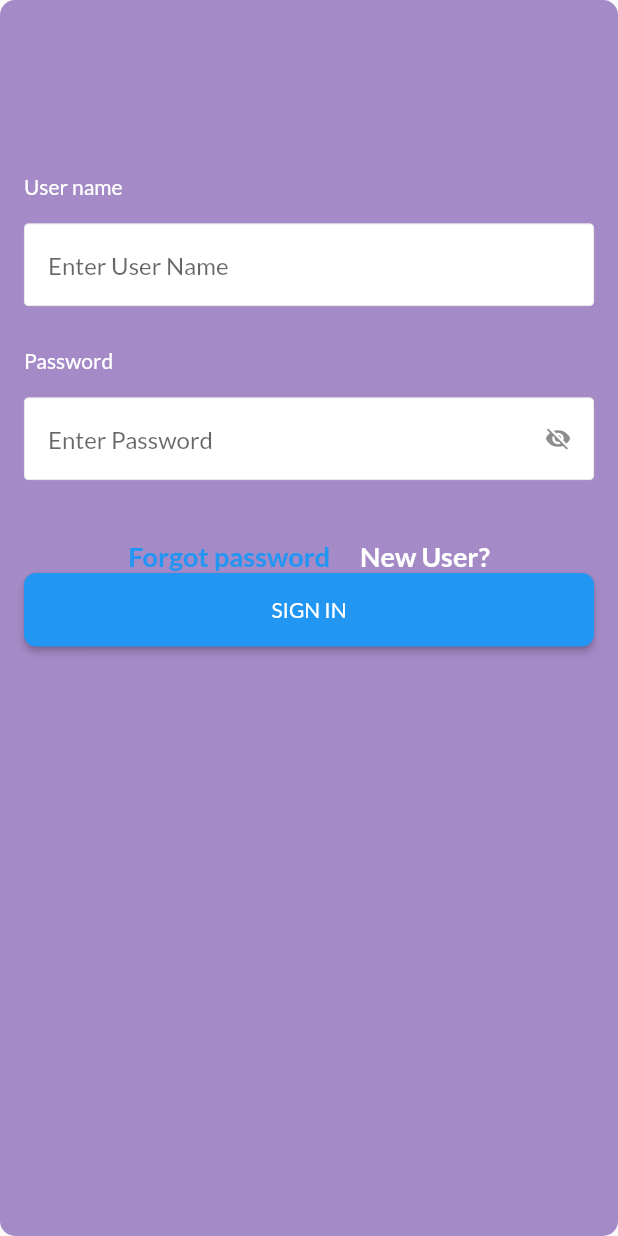
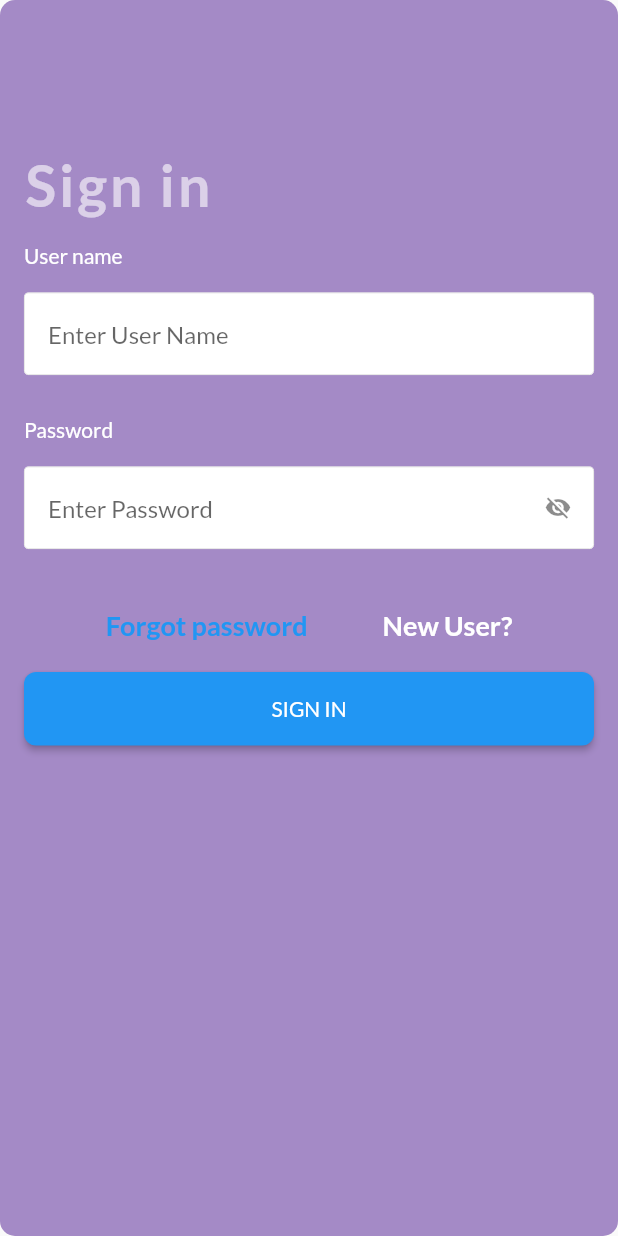
Before and after one commit to gavindang2911/Blog-App, a Flutter app: the screen it shows after launch, after a tap on "Sign In", on a phone screen of 412 x 824 dp. Run offline on Flutter 3.47's test engine with Material 2 defaults, Android fonts, the phone set to English and light mode, and no system bars; our stand-ins replace flutter_secure_storage, google_fonts, logger.

```diff
--- a/BlogApp/lib/Common/Input_Field.dart
+++ b/BlogApp/lib/Common/Input_Field.dart
@@ -26,7 +26,7 @@ class InputFormCommon extends StatelessWidget {
   Widget build(BuildContext context) {
     return TextFormField(
       decoration: InputDecoration(
-        errorText: hasErrorText ? null : errorText,
+        errorText: hasErrorText != null ? errorText : null,
         suffixIcon: isPassword != null
             ? IconButton(
                 icon:
--- a/BlogApp/lib/NetworkHandler.dart
+++ b/BlogApp/lib/NetworkHandler.dart
@@ -1,6 +1,5 @@
 import 'dart:convert';
 import 'dart:developer';
-import 'dart:html';
 
 import 'package:http/http.dart' as http;
 import 'package:logger/logger.dart';
--- a/BlogApp/lib/Pages/SignInPage.dart
+++ b/BlogApp/lib/Pages/SignInPage.dart
@@ -1,4 +1,5 @@
 import 'dart:convert';
+import 'dart:developer';
 
 import 'package:BlogApp/Common/Input_Field.dart';
 import 'package:BlogApp/NetworkHandler.dart';
@@ -57,6 +58,14 @@ class _SignInPageState extends State<SignInPage> {
                 // crossAxisAlignment: CrossAxisAlignment.start,
                 // mainAxisAlignment: MainAxisAlignment.center,
                 children: <Widget>[
+                  Text(
+                    "Sign in",
+                    style: TextStyle(
+                        fontSize: 38,
+                        fontWeight: FontWeight.w600,
+                        letterSpacing: 2,
+                        color: Colors.white60),
+                  ),
                   Padding(
                     padding: EdgeInsets.only(top: 16, bottom: 16),
                     child: Text(
@@ -112,7 +121,7 @@ class _SignInPageState extends State<SignInPage> {
                               fontSize: 18,
                               fontWeight: FontWeight.bold)),
                       SizedBox(
-                        width: 20,
+                        width: 50,
                       ),
                       InkWell(
                         onTap: () {
@@ -130,6 +139,9 @@ class _SignInPageState extends State<SignInPage> {
                         ),
                       ),
                     ],
+                  ),
+                  SizedBox(
+                    height: 20,
                   ),
                   circular
                       ? CircularProgressIndicator()
@@ -173,6 +185,7 @@ class _SignInPageState extends State<SignInPage> {
           ),
           (route) => false);
     } else {
+      print(responseLogin.body);
       String output = json.decode(responseLogin.body);
       setState(() {
         validate = false;
--- a/BlogApp/lib/Pages/SignUpPage.dart
+++ b/BlogApp/lib/Pages/SignUpPage.dart
@@ -3,6 +3,7 @@ import 'dart:convert';
 import 'package:BlogApp/Common/Input_Field.dart';
 import 'package:BlogApp/NetworkHandler.dart';
 import 'package:flutter/material.dart';
+import 'package:flutter_secure_storage/flutter_secure_storage.dart';
 
 class SignUpPage extends StatefulWidget {
   @override
@@ -20,6 +21,7 @@ class _SignUpPageState extends State<SignUpPage> {
   String errorText;
   bool validate = false;
   bool circular = false;
+  final storage = new FlutterSecureStorage();
 
   @override
   void initState() {
@@ -65,7 +67,7 @@ class _SignUpPageState extends State<SignUpPage> {
                     ),
                   ),
                   InputFormCommon(
-                    validator: _validateEmail,
+                    validator: null,
                     controller: _userController,
                     hintText: "Enter User Name",
                     hasErrorText: validate,
```
Also changed, not shown: 1 other file.
